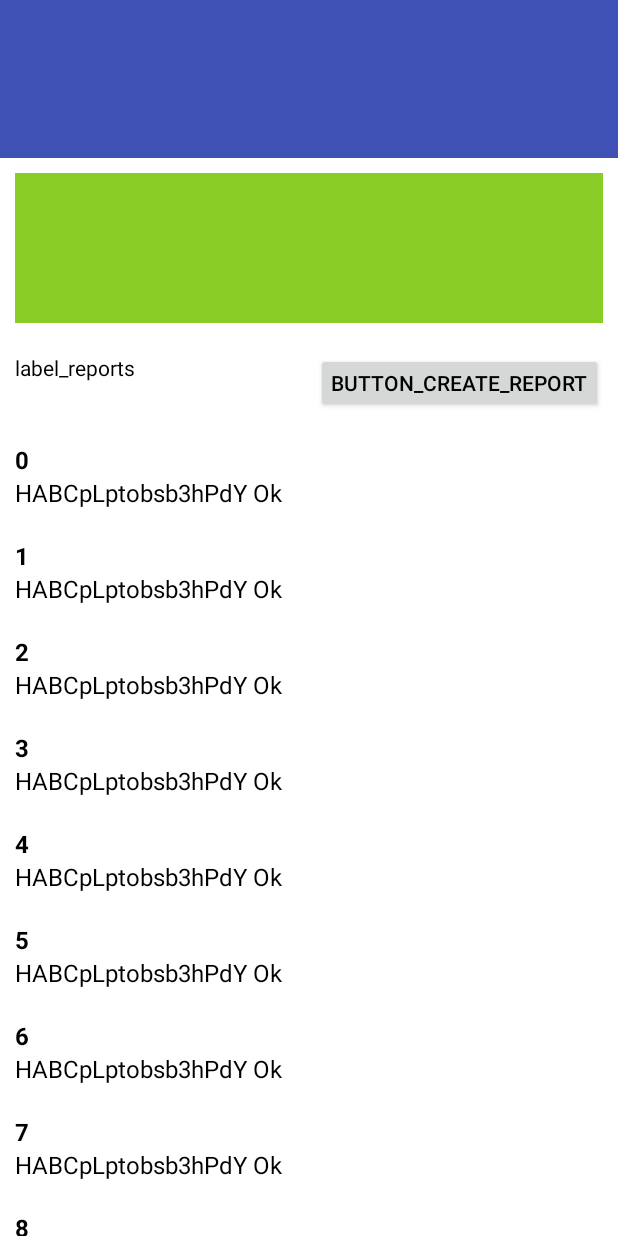
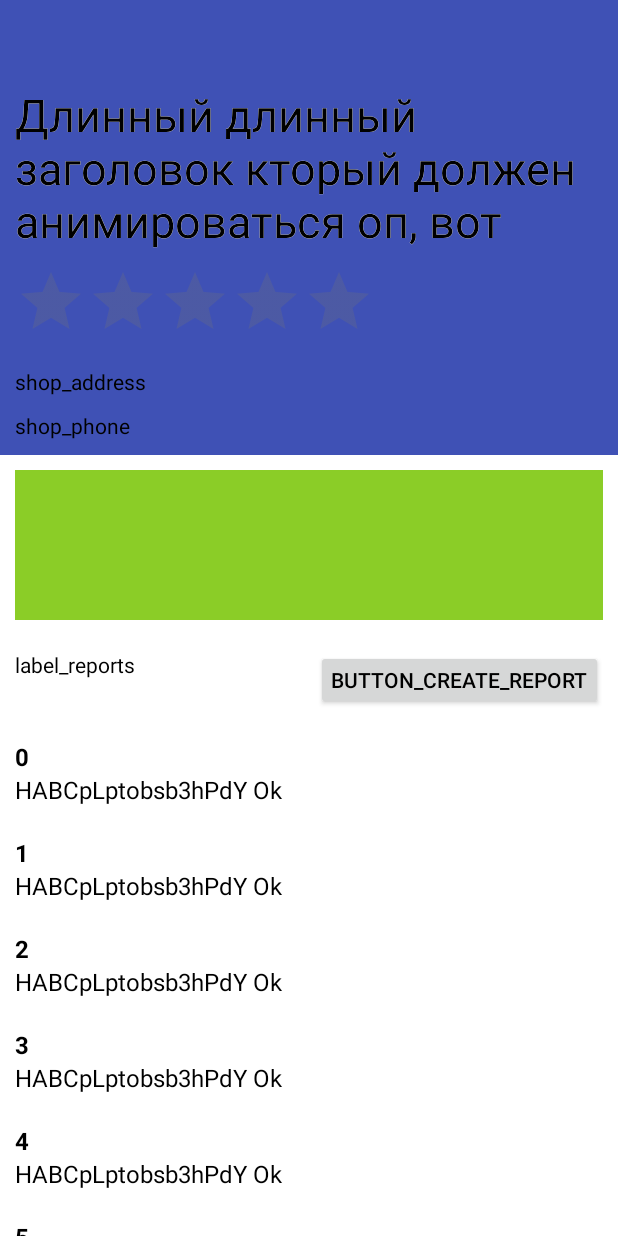
Before and after one commit to AHTOH108/ExampleProject, an Android app: the screen it shows after launch (CustomBehaviorActivity), after a tap on "CustomBehavior", on a phone screen of 412 x 824 dp. Run offline under Robolectric (Android 15) with nearby library versions, the phone set to English and light mode, and no system bars; plain views replace CustomMapView.

Commit message:
добавлены уведомления и мелкие правки в customBehavior

```diff
--- a/app/src/main/AndroidManifest.xml
+++ b/app/src/main/AndroidManifest.xml
@@ -15,7 +15,8 @@
                 <category android:name="android.intent.category.LAUNCHER" />
             </intent-filter>
         </activity>
-        <activity android:name=".CustomBehavior.CustomBehaviorActivity"></activity>
+        <activity android:name=".CustomBehavior.CustomBehaviorActivity" />
+        <activity android:name=".TestNotification.NotificationActivity"></activity>
     </application>
 
 </manifest>
--- a/app/src/main/java/com/novsu/antonivanov/exampleproject/MainActivity.java
+++ b/app/src/main/java/com/novsu/antonivanov/exampleproject/MainActivity.java
@@ -7,6 +7,7 @@ import android.view.View;
 import android.widget.Button;
 
 import com.novsu.antonivanov.exampleproject.CustomBehavior.CustomBehaviorActivity;
+import com.novsu.antonivanov.exampleproject.TestNotification.NotificationActivity;
 
 public class MainActivity extends AppCompatActivity implements View.OnClickListener {
 
@@ -18,6 +19,10 @@ public class MainActivity extends AppCompatActivity implements View.OnClickListe
         Button btnGoCustomBehavior = (Button) findViewById(R.id.buttonGoCustomBehavior);
         if (btnGoCustomBehavior != null)
             btnGoCustomBehavior.setOnClickListener(this);
+
+        Button btnGoNotification = (Button) findViewById(R.id.buttonGoTestNotification);
+        if (btnGoNotification != null)
+            btnGoNotification.setOnClickListener(this);
     }
 
     @Override
@@ -26,6 +31,9 @@ public class MainActivity extends AppCompatActivity implements View.OnClickListe
             case R.id.buttonGoCustomBehavior:
                 goActivityCustomBehavior();
                 break;
+            case R.id.buttonGoTestNotification:
+                goActivityNotification();
+                break;
         }
     }
 
@@ -33,4 +41,9 @@ public class MainActivity extends AppCompatActivity implements View.OnClickListe
         Intent intent = new Intent(this, CustomBehaviorActivity.class);
         startActivity(intent);
     }
+
+    private void goActivityNotification(){
+        Intent intent = new Intent(this, NotificationActivity.class);
+        startActivity(intent);
+    }
 }
--- a/app/src/main/res/layout/fragment_custom_behavior.xml
+++ b/app/src/main/res/layout/fragment_custom_behavior.xml
@@ -38,13 +38,53 @@
                     android:id="@+id/shop_name"
                     android:layout_width="match_parent"
                     android:layout_height="wrap_content"
-                    android:layout_marginBottom="20dp" />
+                    android:layout_marginBottom="10dp"
+                    android:text="Длинный длинный заголовок кторый должен анимироваться оп, вот"
+                    android:textColor="@color/color_white"
+                    app:layout_behavior="com.novsu.antonivanov.exampleproject.CustomBehavior.TitleTextBehavior"
+                    android:textSize="30dp" />
 
                 <!--
                                  <ru.antares.mycar.map.CustomMapView
                                      android:id="@+id/shop_map"
                                      android:layout_width="match_parent"
                                      android:layout_height="@dimen/height_map_in_product_point" />-->
+                <LinearLayout xmlns:android="http://schemas.android.com/apk/res/android"
+                    xmlns:app="http://schemas.android.com/apk/res-auto"
+                    android:layout_width="match_parent"
+                    android:layout_height="wrap_content"
+                    android:orientation="horizontal">
+
+
+                    <LinearLayout
+                        android:layout_width="match_parent"
+                        android:layout_height="wrap_content"
+                        android:orientation="vertical">
+
+                        <RatingBar
+                            android:id="@+id/shop_rating"
+                            android:layout_width="wrap_content"
+                            android:layout_height="wrap_content"
+                            android:isIndicator="true"
+                            android:numStars="5"
+                            android:paddingBottom="10dp" />
+
+                        <TextView
+                            android:id="@+id/shop_address"
+                            android:layout_width="wrap_content"
+                            android:layout_height="wrap_content"
+                            android:paddingBottom="10dp"
+                            android:text="shop_address" />
+
+                        <TextView
+                            android:id="@+id/shop_phone"
+                            android:layout_width="wrap_content"
+                            android:layout_height="wrap_content"
+                            android:text="shop_phone" />
+
+                    </LinearLayout>
+
+                </LinearLayout>
             </LinearLayout>
 
             <android.support.v7.widget.Toolbar
@@ -63,6 +103,8 @@
         android:layout_height="wrap_content"
         android:layout_marginTop="?attr/actionBarSize"
         android:paddingLeft="10dp"
+        android:text="Длинный длинный заголовок кторый должен анимироваться оп, вот"
+        android:textSize="30sp"
         app:layout_behavior="com.novsu.antonivanov.exampleproject.CustomBehavior.TitleTextBehavior" />
 
     <LinearLayout
--- a/app/src/main/res/values/colors.xml
+++ b/app/src/main/res/values/colors.xml
@@ -9,6 +9,7 @@
 
     <color name="color_white">#ffffffff</color>
     <color name="color_black">#ff000000</color>
+    <color name="color_transparent">#00000000</color>
 
 
     <color name="colorPrimaryGreen">#ff7dba31</color>
--- a/app/src/main/res/values/strings.xml
+++ b/app/src/main/res/values/strings.xml
@@ -5,9 +5,10 @@
 
     <string name="button_go_recycler_view">RecyclerView</string>
     <string name="button_go_custom_behavior">CustomBehavior</string>
+    <string name="button_go_notification">Notification</string>
 
     <!-- TODO: Remove or change this placeholder text -->
     <string name="hello_blank_fragment">Hello blank fragment</string>
 
-
+    <string name="show_notification">Показать уведомление</string>
 </resources>
```
Also changed, not shown: app/src/main/java/com/novsu/antonivanov/exampleproject/TestNotification/NotificationActivity.java (added, +96 -0 lines), app/src/main/res/layout/activity_main.xml (+10 -0 lines), app/src/main/res/layout/activity_notification.xml (added, +30 -0 lines), app/src/main/res/mipmap-xxhdpi/ic_tlum_statusbar.png (added), 1 other file.
